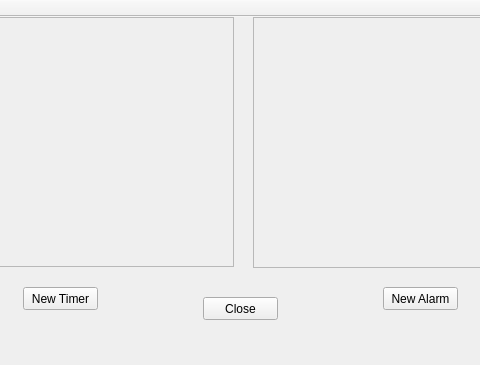
Old version of the form Lab 2/untitled/mainwindow.ui in the repository Afohtim/OOP-oof-; both pictures show x 187 to 667 and y 0 to 365 of the 809 by 365 pixel window.
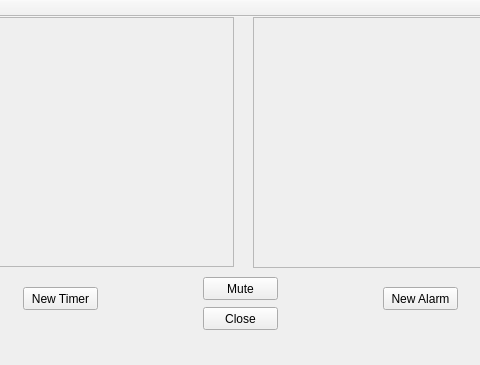
New version of the form.

Diff of the .ui file:
```diff
--- a/Lab 2/untitled/mainwindow.ui
+++ b/Lab 2/untitled/mainwindow.ui
@@ -18,7 +18,7 @@
     <property name="geometry">
      <rect>
       <x>390</x>
-      <y>280</y>
+      <y>290</y>
       <width>75</width>
       <height>23</height>
      </rect>
@@ -112,6 +112,19 @@
      </property>
     </widget>
    </widget>
+   <widget class="QPushButton" name="muteButton">
+    <property name="geometry">
+     <rect>
+      <x>390</x>
+      <y>260</y>
+      <width>75</width>
+      <height>23</height>
+     </rect>
+    </property>
+    <property name="text">
+     <string>Mute</string>
+    </property>
+   </widget>
   </widget>
   <widget class="QMenuBar" name="menuBar">
    <property name="geometry">
```
